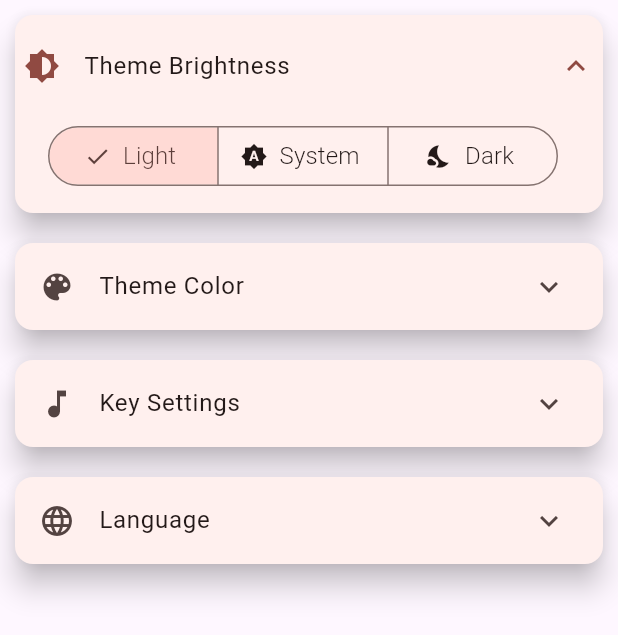
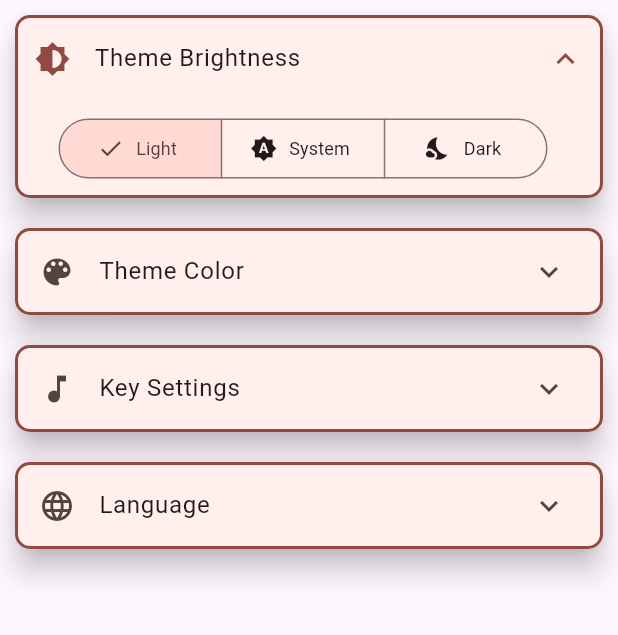
Before and after one commit to ThummarBhargav/piano, a Flutter app: the Settings widget shown alone on an empty page, opened directly, after a tap on "Theme Brightness", on a phone screen of 412 x 824 dp. Shown: the top 635 px of the screen. Run offline on Flutter 3.47's test engine with Material 3 defaults, Android fonts, the phone set to English and light mode, and no system bars; our stand-ins replace audioplayers, flutter_riverpod, recase, shared_preferences; missing offline and left inert: app_review, country_flags, flutter_whatsnew; accounts and stored records are empty; generated files the repository leaves out were written again.

```diff
--- a/lib/presentation/widget/settings.dart
+++ b/lib/presentation/widget/settings.dart
@@ -26,9 +26,16 @@ class _SettingsState extends State<Settings> {
       children: [
         Card(
           margin: EdgeInsets.all(10),
+          shape: RoundedRectangleBorder(
+            borderRadius: BorderRadius.circular(10),
+            side: BorderSide(
+              color: Theme.of(context).colorScheme.primary,
+              width: 2,
+            ),
+          ),
           elevation: 8,
           child: Padding(
-            padding: EdgeInsets.all(5),
+            padding: EdgeInsets.symmetric(horizontal: 12),
             child: ExpansionTile(
               shape: Border.all(
                 color: Colors.transparent,
@@ -57,8 +64,8 @@ class _SettingsState extends State<Settings> {
                             label: Text(
                               item.label(context),
                               style: TextStyle(
-                                fontSize: 16,
-                                fontWeight: FontWeight.w300,
+                                fontSize: 12,
+                                fontWeight: FontWeight.w400,
                               ),
                             ),
                             icon: Icon(item.icon),
@@ -78,6 +85,13 @@ class _SettingsState extends State<Settings> {
         ),
         Card(
           margin: EdgeInsets.all(10),
+          shape: RoundedRectangleBorder(
+            borderRadius: BorderRadius.circular(10),
+            side: BorderSide(
+              color: Theme.of(context).colorScheme.primary,
+              width: 2,
+            ),
+          ),
           elevation: 8,
           child: Consumer(builder: (context, ref, child) {
             final color = ref.watch(themeColorProvider);
@@ -92,6 +106,13 @@ class _SettingsState extends State<Settings> {
         ),
         Card(
           margin: EdgeInsets.all(10),
+          shape: RoundedRectangleBorder(
+            borderRadius: BorderRadius.circular(10),
+            side: BorderSide(
+              color: Theme.of(context).colorScheme.primary,
+              width: 2,
+            ),
+          ),
           elevation: 8,
           child: Consumer(builder: (context, ref, child) {
             final keyWidth = ref.watch(keyWidthProvider);
@@ -227,6 +248,13 @@ class _SettingsState extends State<Settings> {
         ),
         Card(
           margin: EdgeInsets.all(10),
+          shape: RoundedRectangleBorder(
+            borderRadius: BorderRadius.circular(10),
+            side: BorderSide(
+              color: Theme.of(context).colorScheme.primary,
+              width: 2,
+            ),
+          ),
           elevation: 8,
           child: Consumer(builder: (context, ref, child) {
             return ExpansionTile(
```
